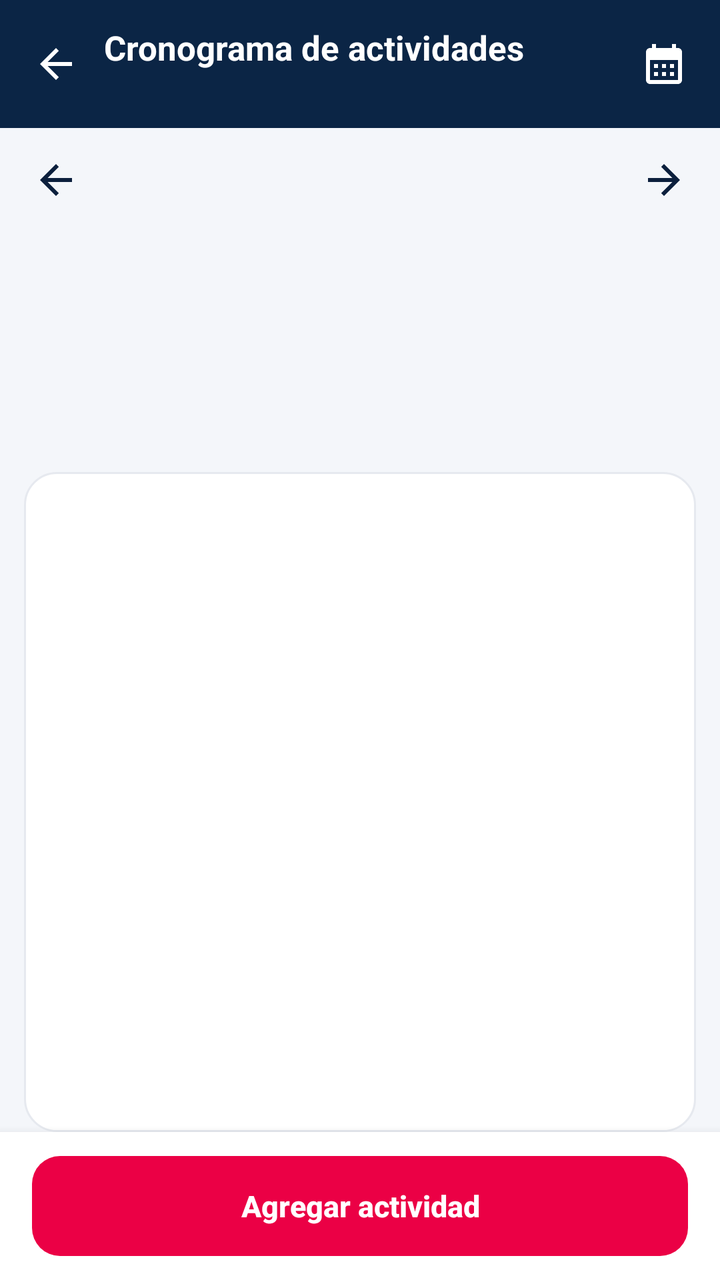
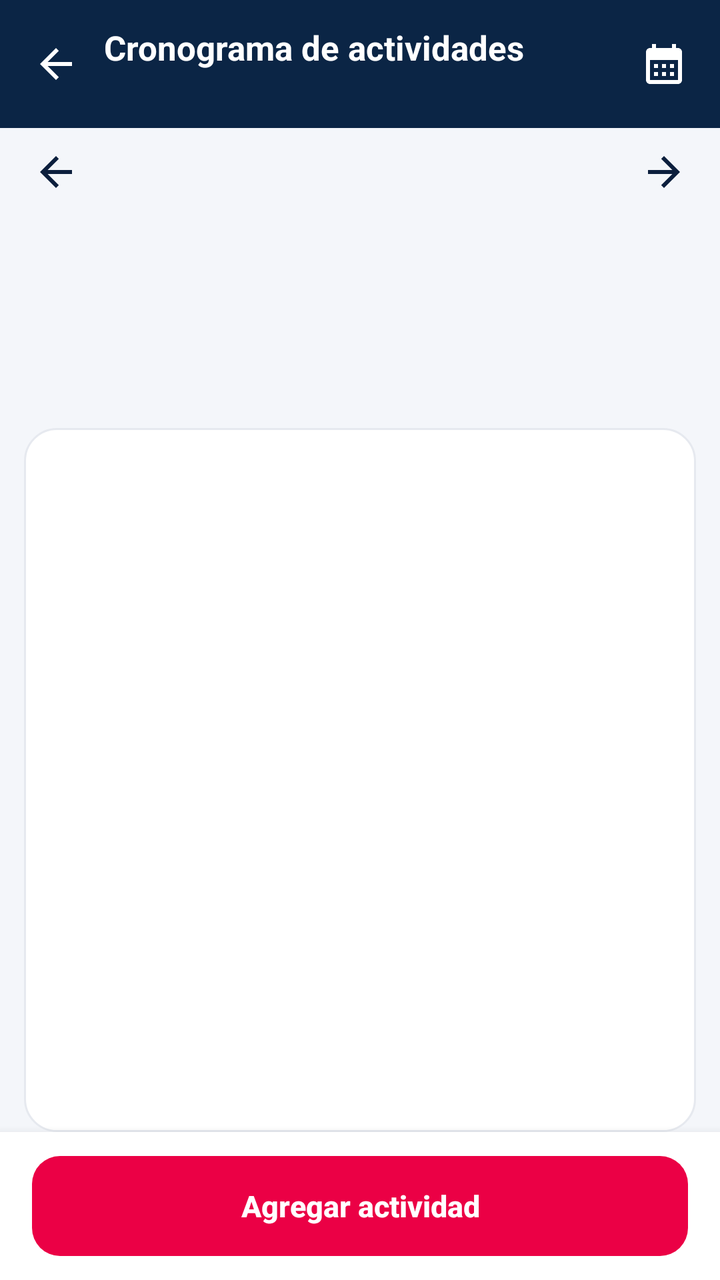

Screens rendered from an Android XML layout before and after an edit, with the pre-edit source and the edit as a unified diff.
<!-- AndroidManifest.xml: activity theme AppTheme -->
<!-- res/layout/activity_cronograma.xml -->
<?xml version="1.0" encoding="utf-8"?>
<LinearLayout xmlns:android="http://schemas.android.com/apk/res/android"
    android:layout_width="match_parent"
    android:layout_height="match_parent"
    android:background="@color/canvas"
    android:orientation="vertical">

    <LinearLayout
        android:layout_width="match_parent"
        android:layout_height="64dp"
        android:background="@color/navy"
        android:gravity="center_vertical"
        android:orientation="horizontal"
        android:paddingStart="4dp"
        android:paddingEnd="6dp">

        <ImageButton
            android:id="@+id/crono_back"
            android:layout_width="48dp"
            android:layout_height="48dp"
            android:background="?attr/selectableItemBackgroundBorderless"
            android:contentDescription="@string/journey_confirm_cancel"
            android:src="@drawable/ds_ic_back"
            android:tint="@color/white" />

        <LinearLayout
            android:layout_width="0dp"
            android:layout_height="wrap_content"
            android:layout_weight="1"
            android:orientation="vertical">

            <TextView
                android:layout_width="wrap_content"
                android:layout_height="wrap_content"
                android:text="@string/crono_title"
                android:textColor="@color/white"
                android:textSize="17sp"
                android:textStyle="bold" />

            <TextView
                android:id="@+id/crono_sync"
                android:layout_width="wrap_content"
                android:layout_height="wrap_content"
                android:layout_marginTop="1dp"
                android:textColor="#B3FFFFFF"
                android:textSize="11.5sp" />
        </LinearLayout>

        
        <ImageButton
            android:id="@+id/crono_modo"
            android:layout_width="44dp"
            android:layout_height="44dp"
            android:background="?attr/selectableItemBackgroundBorderless"
            android:contentDescription="@string/crono_ver_mes_desc"
            android:src="@drawable/ds_ic_calendar" />
    </LinearLayout>


    
    <LinearLayout
        android:layout_width="match_parent"
        android:layout_height="52dp"
        android:gravity="center_vertical"
        android:orientation="horizontal"
        android:paddingStart="8dp"
        android:paddingEnd="8dp">

        <ImageButton
            android:id="@+id/crono_prev"
            android:layout_width="40dp"
            android:layout_height="40dp"
            android:background="?attr/selectableItemBackgroundBorderless"
            android:contentDescription="@string/crono_prev"
            android:rotation="0"
            android:src="@drawable/ds_ic_back" />

        <TextView
            android:id="@+id/crono_titulo"
            android:layout_width="0dp"
            android:layout_height="wrap_content"
            android:layout_weight="1"
            android:gravity="center"
            android:textColor="@color/text_primary"
            android:textSize="16sp"
            android:textStyle="bold" />

        <ImageButton
            android:id="@+id/crono_next"
            android:layout_width="40dp"
            android:layout_height="40dp"
            android:background="?attr/selectableItemBackgroundBorderless"
            android:contentDescription="@string/crono_next"
            android:rotation="180"
            android:src="@drawable/ds_ic_back" />
    </LinearLayout>

    
    <LinearLayout
        android:id="@+id/crono_semana"
        android:layout_width="match_parent"
        android:layout_height="62dp"
        android:orientation="horizontal"
        android:paddingStart="12dp"
        android:paddingEnd="12dp" />

    
    <LinearLayout
        android:id="@+id/crono_dia_cab"
        android:layout_width="match_parent"
        android:layout_height="wrap_content"
        android:gravity="center_vertical"
        android:orientation="horizontal"
        android:paddingStart="16dp"
        android:paddingTop="10dp"
        android:paddingEnd="12dp"
        android:paddingBottom="8dp">

        <LinearLayout
            android:layout_width="0dp"
            android:layout_height="wrap_content"
            android:layout_weight="1"
            android:orientation="vertical">

            <TextView
                android:id="@+id/crono_dia_titulo"
                android:layout_width="wrap_content"
                android:layout_height="wrap_content"
                android:textColor="@color/text_primary"
                android:textSize="16sp"
                android:textStyle="bold" />

            <TextView
                android:id="@+id/crono_dia_resumen"
                android:layout_width="wrap_content"
                android:layout_height="wrap_content"
                android:layout_marginTop="1dp"
                android:textColor="@color/text_secondary"
                android:textSize="12.5sp" />
        </LinearLayout>

        <TextView
            android:id="@+id/crono_ir_hoy"
            android:layout_width="wrap_content"
            android:layout_height="34dp"
            android:background="@drawable/ds_button_outline"
            android:gravity="center"
            android:paddingStart="12dp"
            android:paddingEnd="12dp"
            android:text="@string/crono_ir_hoy"
            android:textColor="@color/primary"
            android:textSize="12.5sp"
            android:textStyle="bold"
            android:visibility="gone" />
    </LinearLayout>

    <FrameLayout
        android:layout_width="match_parent"
        android:layout_height="0dp"
        android:layout_weight="1"
        android:paddingStart="12dp"
        android:paddingEnd="12dp">

        
        <LinearLayout
            android:id="@+id/crono_mes"
            android:layout_width="match_parent"
            android:layout_height="match_parent"
            android:background="@drawable/ds_surface"
            android:orientation="vertical"
            android:padding="8dp">

            <LinearLayout
                android:id="@+id/crono_semana_cab"
                android:layout_width="match_parent"
                android:layout_height="wrap_content"
                android:orientation="horizontal" />

            <LinearLayout
                android:id="@+id/crono_grilla"
                android:layout_width="match_parent"
                android:layout_height="0dp"
                android:layout_weight="1"
                android:orientation="vertical" />
        </LinearLayout>

        
        <LinearLayout
            android:id="@+id/crono_dia"
            android:layout_width="match_parent"
            android:layout_height="match_parent"
            android:orientation="vertical"
            android:visibility="gone">

            <ScrollView
                android:layout_width="match_parent"
                android:layout_height="0dp"
                android:layout_weight="1"
                android:background="@drawable/ds_surface"
                android:scrollbarSize="2dp">

                <LinearLayout
                    android:id="@+id/crono_lista"
                    android:layout_width="match_parent"
                    android:layout_height="wrap_content"
                    android:orientation="vertical"
                    android:paddingStart="12dp"
                    android:paddingTop="4dp"
                    android:paddingEnd="12dp"
                    android:paddingBottom="12dp" />
            </ScrollView>
        </LinearLayout>
    </FrameLayout>

    <LinearLayout
        android:layout_width="match_parent"
        android:layout_height="wrap_content"
        android:background="@color/surface"
        android:elevation="8dp"
        android:orientation="vertical"
        android:paddingStart="16dp"
        android:paddingTop="12dp"
        android:paddingEnd="16dp"
        android:paddingBottom="12dp">

        <Button
            android:id="@+id/crono_agregar"
            android:layout_width="match_parent"
            android:layout_height="50dp"
            android:background="@drawable/ds_button_primary"
            android:stateListAnimator="@null"
            android:text="@string/crono_add"
            android:textAllCaps="false"
            android:textColor="@color/white"
            android:textSize="15sp"
            android:textStyle="bold" />
    </LinearLayout>

</LinearLayout>
<!-- resources referenced by this layout -->
<resources>
  <color name="canvas">#F4F6FA</color>
  <color name="navy">#0B2545</color>
  <color name="primary">#EB0045</color>
  <color name="surface">#FFFFFF</color>
  <color name="text_primary">#0C1F3D</color>
  <color name="text_secondary">#5B6576</color>
  <color name="white">#FFFFFF</color>
  <!-- drawable ds_ic_back (drawable) -->
  <?xml version="1.0" encoding="utf-8"?>
  <vector xmlns:android="http://schemas.android.com/apk/res/android"
      android:width="24dp" android:height="24dp" android:viewportWidth="24" android:viewportHeight="24"
      android:tint="@color/text_primary">
      <path android:fillColor="@android:color/white" android:pathData="M20,11H7.83l5.59,-5.59L12,4l-8,8 8,8 1.41,-1.41L7.83,13H20v-2z" />
  </vector>
  <!-- drawable ds_ic_calendar (drawable) -->
  <?xml version="1.0" encoding="utf-8"?>
  <vector xmlns:android="http://schemas.android.com/apk/res/android"
      android:width="24dp" android:height="24dp" android:viewportWidth="24" android:viewportHeight="24"
      android:tint="@color/white">
      <path android:fillColor="@android:color/white" android:pathData="M19,4h-1V2h-2v2H8V2H6v2H5C3.89,4 3.01,4.9 3.01,6L3,20c0,1.1 0.89,2 2,2h14c1.1,0 2,-0.9 2,-2V6C21,4.9 20.1,4 19,4zM19,20H5V10h14V20zM9,14H7v-2h2V14zM13,14h-2v-2h2V14zM17,14h-2v-2h2V14zM9,18H7v-2h2V18zM13,18h-2v-2h2V18zM17,18h-2v-2h2V18z" />
  </vector>
  <!-- drawable ds_surface (drawable) -->
  <?xml version="1.0" encoding="utf-8"?>
  <shape xmlns:android="http://schemas.android.com/apk/res/android" android:shape="rectangle">
      <solid android:color="@color/surface" />
      <stroke android:width="1dp" android:color="@color/line" />
      <corners android:radius="16dp" />
  </shape>
  <string name="crono_add">Agregar actividad</string>
  <string name="crono_ir_hoy">Ir a hoy</string>
  <string name="crono_next">Siguiente</string>
  <string name="crono_prev">Anterior</string>
  <string name="crono_title">Cronograma de actividades</string>
  <string name="crono_ver_mes_desc">Ver el mes</string>
  <string name="journey_confirm_cancel">Cancelar</string>
  <style name="AppTheme" parent="Theme.AppCompat.Light.NoActionBar">
          <item name="colorPrimary">@color/primary</item>
          <item name="colorPrimaryDark">@color/primary_dark</item>
          <item name="colorAccent">@color/accent</item>
          <item name="android:windowOptOutEdgeToEdgeEnforcement">true</item>
          
          <item name="android:windowBackground">@color/white</item>
      </style>
  <color name="magenta_soft">#FDEBF1</color>
  <color name="primary_dark">#C4003B</color>
  <color name="line">#E6E9EF</color>
  <color name="accent">#FF1464</color>
  <!-- unchanged entries left out for length: 2 -->
</resources>

<!-- the commit's change to res/layout/activity_cronograma.xml (unified diff, before → after) -->
@@ -60,7 +60,7 @@
     
     <LinearLayout
         android:layout_width="match_parent"
-        android:layout_height="52dp"
+        android:layout_height="44dp"
         android:gravity="center_vertical"
         android:orientation="horizontal"
         android:paddingStart="8dp"
@@ -99,7 +99,7 @@
     <LinearLayout
         android:id="@+id/crono_semana"
         android:layout_width="match_parent"
-        android:layout_height="62dp"
+        android:layout_height="54dp"
         android:orientation="horizontal"
         android:paddingStart="12dp"
         android:paddingEnd="12dp" />
@@ -112,7 +112,7 @@
         android:gravity="center_vertical"
         android:orientation="horizontal"
         android:paddingStart="16dp"
-        android:paddingTop="10dp"
+        android:paddingTop="4dp"
         android:paddingEnd="12dp"
         android:paddingBottom="8dp">
 
@@ -192,7 +192,66 @@
             android:orientation="vertical"
             android:visibility="gone">
 
+            
+            <TextView
+                android:id="@+id/crono_ayuda"
+                android:layout_width="match_parent"
+                android:layout_height="wrap_content"
+                android:paddingStart="4dp"
+                android:paddingEnd="4dp"
+                android:paddingBottom="6dp"
+                android:textColor="@color/text_secondary"
+                android:textSize="12sp" />
+
+            
+            <LinearLayout
+                android:id="@+id/crono_seleccion"
+                android:layout_width="match_parent"
+                android:layout_height="wrap_content"
+                android:layout_marginBottom="6dp"
+                android:background="@drawable/ds_surface"
+                android:gravity="center_vertical"
+                android:orientation="horizontal"
+                android:padding="8dp"
+                android:visibility="gone">
+
+                <TextView
+                    android:id="@+id/crono_seleccion_texto"
+                    android:layout_width="0dp"
+                    android:layout_height="wrap_content"
+                    android:layout_weight="1"
+                    android:paddingStart="4dp"
+                    android:textColor="@color/text_primary"
+                    android:textSize="14sp"
+                    android:textStyle="bold" />
+
+                <TextView
+                    android:id="@+id/crono_seleccion_cancelar"
+                    android:layout_width="wrap_content"
+                    android:layout_height="40dp"
+                    android:gravity="center"
+                    android:paddingStart="12dp"
+                    android:paddingEnd="12dp"
+                    android:text="@string/crono_sel_cancelar"
+                    android:textColor="@color/text_secondary"
+                    android:textSize="13sp" />
+
+                <TextView
+                    android:id="@+id/crono_seleccion_nueva"
+                    android:layout_width="wrap_content"
+                    android:layout_height="40dp"
+                    android:background="@drawable/bg_button_primary"
+                    android:gravity="center"
+                    android:paddingStart="14dp"
+                    android:paddingEnd="14dp"
+                    android:text="@string/crono_sel_nueva"
+                    android:textColor="@color/white"
+                    android:textSize="13sp"
+                    android:textStyle="bold" />
+            </LinearLayout>
+
             <ScrollView
+                android:id="@+id/crono_scroll"
                 android:layout_width="match_parent"
                 android:layout_height="0dp"
                 android:layout_weight="1"
<!-- resource entries referenced after the edit -->
@@ -7,6 +7,12 @@
   <color name="text_primary">#0C1F3D</color>
   <color name="text_secondary">#5B6576</color>
   <color name="white">#FFFFFF</color>
+  <!-- drawable bg_button_primary (drawable) -->
+  <?xml version="1.0" encoding="utf-8"?>
+  <shape xmlns:android="http://schemas.android.com/apk/res/android" android:shape="rectangle">
+      <solid android:color="@color/primary" />
+      <corners android:radius="14dp" />
+  </shape>
   <!-- drawable ds_ic_back (drawable) -->
   <?xml version="1.0" encoding="utf-8"?>
   <vector xmlns:android="http://schemas.android.com/apk/res/android"
@@ -32,6 +38,8 @@
   <string name="crono_ir_hoy">Ir a hoy</string>
   <string name="crono_next">Siguiente</string>
   <string name="crono_prev">Anterior</string>
+  <string name="crono_sel_cancelar">Cancelar</string>
+  <string name="crono_sel_nueva">Nueva actividad</string>
   <string name="crono_title">Cronograma de actividades</string>
   <string name="crono_ver_mes_desc">Ver el mes</string>
   <string name="journey_confirm_cancel">Cancelar</string>
@@ -42,11 +50,18 @@
           <item name="android:windowOptOutEdgeToEdgeEnforcement">true</item>
           
           <item name="android:windowBackground">@color/white</item>
+          <item name="android:windowAnimationStyle">@style/AnimacionPantallas</item>
       </style>
   <color name="magenta_soft">#FDEBF1</color>
   <color name="primary_dark">#C4003B</color>
   <color name="line">#E6E9EF</color>
   <color name="accent">#FF1464</color>
+  <style name="AnimacionPantallas" parent="@android:style/Animation.Activity">
+          <item name="android:activityOpenEnterAnimation">@anim/pantalla_entra</item>
+          <item name="android:activityOpenExitAnimation">@anim/pantalla_cede</item>
+          <item name="android:activityCloseEnterAnimation">@anim/pantalla_regresa</item>
+          <item name="android:activityCloseExitAnimation">@anim/pantalla_sale</item>
+      </style>
   <!-- unchanged entries left out for length: 2 -->
 </resources>
 
